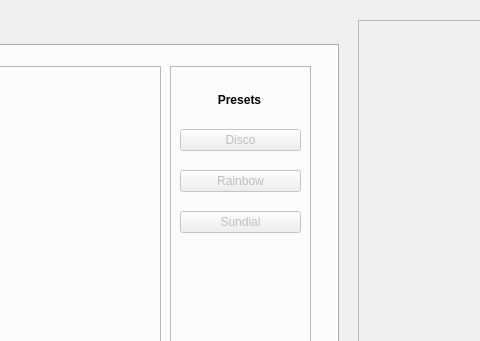
CoSE-Jerry/Flashlapse_NEO, file _ui/FlashLapse_CP.ui: the form before one commit; both pictures show x 242 to 722 and y 0 to 341 of the 1000 by 670 pixel window.
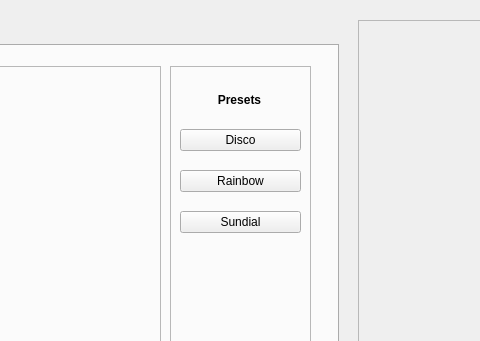
The form after the commit. Icons and pictures are not drawn.

```diff
--- a/_ui/FlashLapse_CP.ui
+++ b/_ui/FlashLapse_CP.ui
@@ -151,7 +151,7 @@
         <item>
          <widget class="QPushButton" name="disco_pushButton">
           <property name="enabled">
-           <bool>false</bool>
+           <bool>true</bool>
           </property>
           <property name="text">
            <string>Disco</string>
@@ -161,7 +161,7 @@
         <item>
          <widget class="QPushButton" name="rainbow_pushButton">
           <property name="enabled">
-           <bool>false</bool>
+           <bool>true</bool>
           </property>
           <property name="text">
            <string>Rainbow</string>
@@ -171,7 +171,7 @@
         <item>
          <widget class="QPushButton" name="sundial_pushButton">
           <property name="enabled">
-           <bool>false</bool>
+           <bool>true</bool>
           </property>
           <property name="text">
            <string>Sundial</string>
```
Left out of the diff: 6 changed lines with no effect on the pictures.
